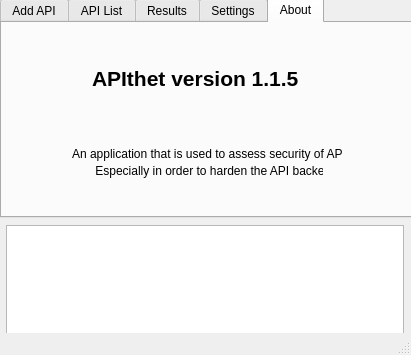
Chan9390/APIthet, file APIthet.ui: the form before one commit.
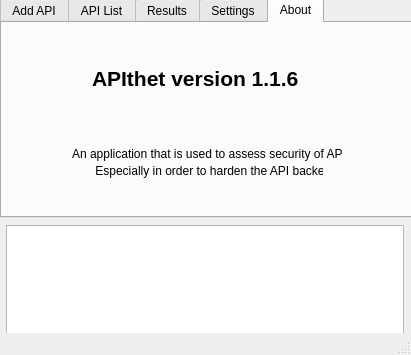
The form after the commit. The open tabs and pages were chosen to show the change.

Commit message: improved error haandling for application error

What changed in the file:
```diff
--- a/APIthet.ui
+++ b/APIthet.ui
@@ -460,7 +460,7 @@
        </font>
       </property>
       <property name="text">
-       <string>APIthet version 1.1.5</string>
+       <string>APIthet version 1.1.6</string>
       </property>
      </widget>
      <widget class="QLabel" name="label_2">
```
The commit also changes 2 other files.
